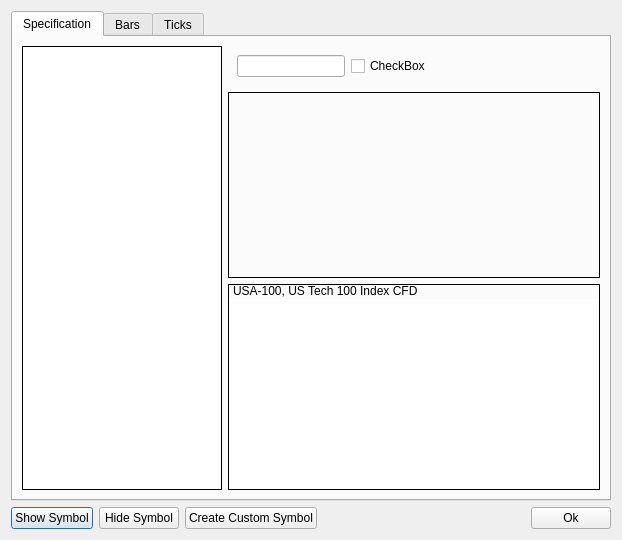
This is Widgets/HistoricalWindow/historicalwindow.ui in ArtemIyX/TradeForge as Qt 5 draws it before an edit. The edited form follows.
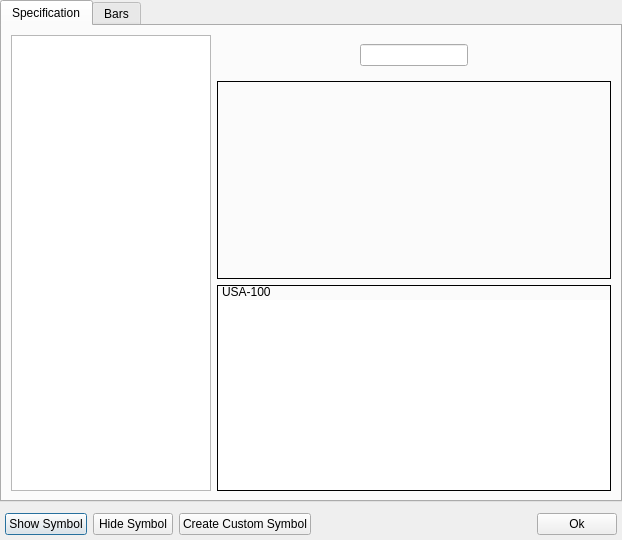
This is the edited form.

Commit message:
i hate file systems
tree view creating and correct loading folders

```diff
--- a/Widgets/HistoricalWindow/historicalwindow.ui
+++ b/Widgets/HistoricalWindow/historicalwindow.ui
@@ -14,6 +14,18 @@
    <string>historicalWindow</string>
   </property>
   <layout class="QVBoxLayout" name="verticalLayout">
+   <property name="leftMargin">
+    <number>0</number>
+   </property>
+   <property name="topMargin">
+    <number>0</number>
+   </property>
+   <property name="rightMargin">
+    <number>0</number>
+   </property>
+   <property name="bottomMargin">
+    <number>0</number>
+   </property>
    <item>
     <widget class="QTabWidget" name="tabWidget">
      <property name="currentIndex">
@@ -25,7 +37,7 @@
       </attribute>
       <layout class="QHBoxLayout" name="horizontalLayout_2">
        <item>
-        <widget class="QWidget" name="widget" native="true">
+        <widget class="QWidget" name="treeViewWidget" native="true">
          <property name="sizePolicy">
           <sizepolicy hsizetype="Fixed" vsizetype="Preferred">
            <horstretch>0</horstretch>
@@ -39,7 +51,9 @@
           </size>
          </property>
          <property name="styleSheet">
-          <string notr="true">border: 1px solid black;</string>
+          <string notr="true">QWidget#treeViewWidget {
+	border: 1px solid black;
+}</string>
          </property>
          <layout class="QVBoxLayout" name="verticalLayout_3">
           <property name="leftMargin">
@@ -84,13 +98,6 @@
               </property>
              </widget>
             </item>
-            <item>
-             <widget class="QCheckBox" name="checkBox">
-              <property name="text">
-               <string>CheckBox</string>
-              </property>
-             </widget>
-            </item>
            </layout>
           </widget>
          </item>
@@ -129,7 +136,7 @@
 padding-left: 2px;</string>
               </property>
               <property name="text">
-               <string>USA-100, US Tech 100 Index CFD</string>
+               <string>USA-100</string>
               </property>
              </widget>
             </item>
@@ -159,15 +166,22 @@
        <string>Bars</string>
       </attribute>
      </widget>
-     <widget class="QWidget" name="ticksTab">
-      <attribute name="title">
-       <string>Ticks</string>
-      </attribute>
-     </widget>
     </widget>
    </item>
    <item>
     <layout class="QHBoxLayout" name="horizontalLayout">
+     <property name="leftMargin">
+      <number>5</number>
+     </property>
+     <property name="topMargin">
+      <number>5</number>
+     </property>
+     <property name="rightMargin">
+      <number>5</number>
+     </property>
+     <property name="bottomMargin">
+      <number>5</number>
+     </property>
      <item>
       <widget class="QPushButton" name="pushButton">
        <property name="text">
```
The commit also changes 2 other files.
